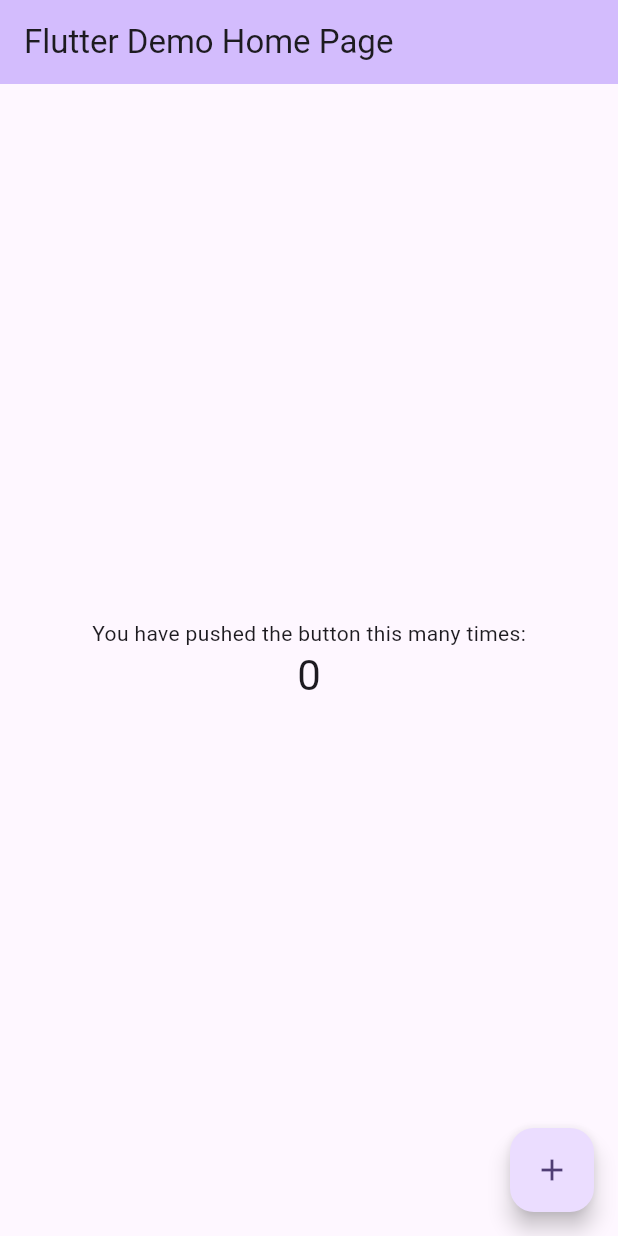
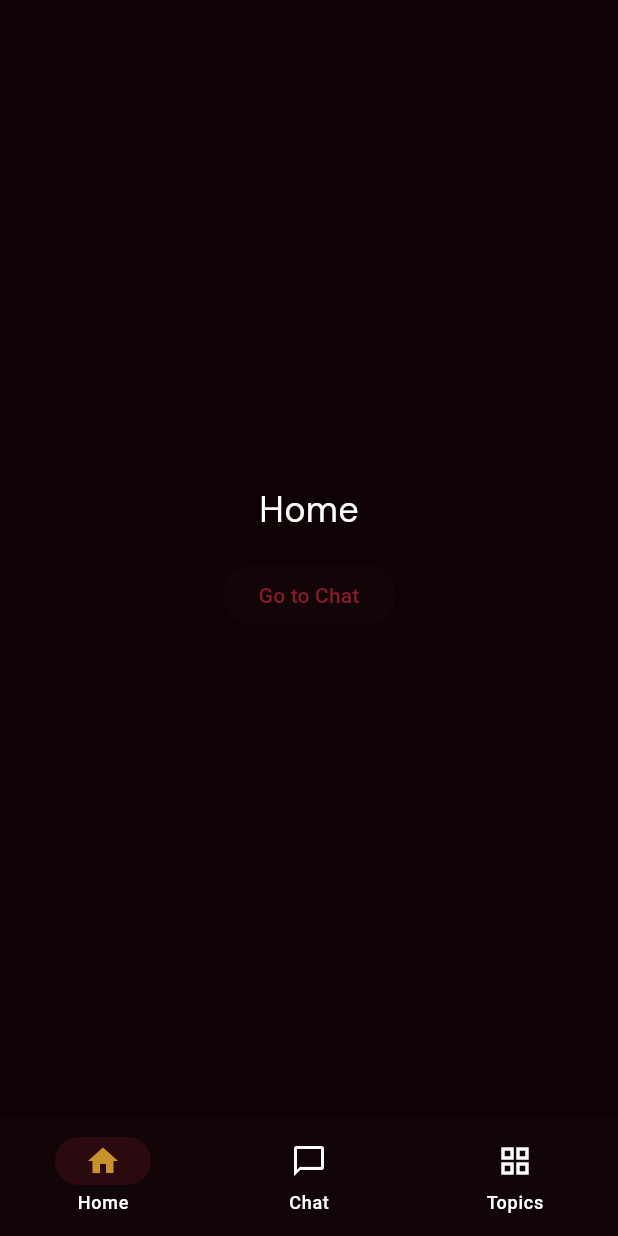
Before and after one commit to litoguy/ciren_submission, a Flutter app: the screen it shows after launch, on a phone screen of 412 x 824 dp. Run offline on Flutter 3.47's test engine with Material 3 defaults, Android fonts, the phone set to English and light mode, and no system bars; our stand-ins replace flutter_dotenv, flutter_riverpod, go_router, google_fonts, shared_preferences.

Commit message:
feat: implement app navigation, Riverpod providers, and feature screen stubs

```diff
--- /dev/null
+++ b/app/lib/features/home/home_screen.dart
@@ -0,0 +1,18 @@
+import 'package:flutter/material.dart';
+import 'package:go_router/go_router.dart';
+import 'package:campus_ai/core/theme/app_theme.dart';
+
+class HomeScreen extends StatelessWidget {
+  const HomeScreen({super.key});
+  @override Widget build(BuildContext context) => Scaffold(
+    backgroundColor: AppColors.background,
+    body: Center(child: Column(mainAxisAlignment: MainAxisAlignment.center, children: [
+      const Text('Home', style: TextStyle(color: Colors.white, fontSize: 24)),
+      const SizedBox(height: 16),
+      ElevatedButton(
+        onPressed: () => context.go('/chat'),
+        child: const Text('Go to Chat'),
+      ),
+    ])),
+  );
+}
--- /dev/null
+++ b/app/lib/features/shell/scaffold_with_nav.dart
@@ -0,0 +1,45 @@
+import 'package:flutter/material.dart';
+import 'package:go_router/go_router.dart';
+import 'package:campus_ai/core/theme/app_theme.dart';
+
+class ScaffoldWithNav extends StatelessWidget {
+  final Widget child;
+  const ScaffoldWithNav({super.key, required this.child});
+
+  int _locationIndex(BuildContext context) {
+    final loc = GoRouterState.of(context).uri.path;
+    if (loc.startsWith('/home'))   return 0;
+    if (loc.startsWith('/chat'))   return 1;
+    if (loc.startsWith('/topics')) return 2;
+    return 0;
+  }
+
+  @override
+  Widget build(BuildContext context) {
+    final idx = _locationIndex(context);
+    return Scaffold(
+      backgroundColor: AppColors.background,
+      body: child,
+      bottomNavigationBar: NavigationBar(
+        backgroundColor: AppColors.surface,
+        indicatorColor: AppColors.primary.withOpacity(0.2),
+        selectedIndex: idx,
+        onDestinationSelected: (i) {
+          switch (i) {
+            case 0: context.go('/home');
+            case 1: context.go('/chat');
+            case 2: context.go('/topics');
+          }
+        },
+        destinations: const [
+          NavigationDestination(icon: Icon(Icons.home_outlined),
+            selectedIcon: Icon(Icons.home, color: AppColors.gold), label: 'Home'),
+          NavigationDestination(icon: Icon(Icons.chat_bubble_outline),
+            selectedIcon: Icon(Icons.chat_bubble, color: AppColors.gold), label: 'Chat'),
+          NavigationDestination(icon: Icon(Icons.grid_view_outlined),
+            selectedIcon: Icon(Icons.grid_view, color: AppColors.gold), label: 'Topics'),
+        ],
+      ),
+    );
+  }
+}
--- a/app/lib/main.dart
+++ b/app/lib/main.dart
@@ -1,122 +1,24 @@
 import 'package:flutter/material.dart';
+import 'package:flutter_dotenv/flutter_dotenv.dart';
+import 'package:flutter_riverpod/flutter_riverpod.dart';
+import 'package:campus_ai/core/theme/app_theme.dart';
+import 'package:campus_ai/router/app_router.dart';
+import 'package:campus_ai/services/storage_service.dart';
 
-void main() {
-  runApp(const MyApp());
+Future<void> main() async {
+  WidgetsFlutterBinding.ensureInitialized();
+  await dotenv.load(fileName: '.env');
+  await StorageService.init();
+  runApp(const ProviderScope(child: CampusAIApp()));
 }
 
-class MyApp extends StatelessWidget {
-  const MyApp({super.key});
-
-  // This widget is the root of your application.
+class CampusAIApp extends StatelessWidget {
+  const CampusAIApp({super.key});
   @override
-  Widget build(BuildContext context) {
-    return MaterialApp(
-      title: 'Flutter Demo',
-      theme: ThemeData(
-        // This is the theme of your application.
-        //
-        // TRY THIS: Try running your application with "flutter run". You'll see
-        // the application has a purple toolbar. Then, without quitting the app,
-        // try changing the seedColor in the colorScheme below to Colors.green
-        // and then invoke "hot reload" (save your changes or press the "hot
-        // reload" button in a Flutter-supported IDE, or press "r" if you used
-        // the command line to start the app).
-        //
-        // Notice that the counter didn't reset back to zero; the application
-        // state is not lost during the reload. To reset the state, use hot
-        // restart instead.
-        //
-        // This works for code too, not just values: Most code changes can be
-        // tested with just a hot reload.
-        colorScheme: ColorScheme.fromSeed(seedColor: Colors.deepPurple),
-      ),
-      home: const MyHomePage(title: 'Flutter Demo Home Page'),
-    );
-  }
+  Widget build(BuildContext context) => MaterialApp.router(
+    title: 'CampusAI',
+    debugShowCheckedModeBanner: false,
+    theme: AppTheme.dark,
+    routerConfig: appRouter,
+  );
 }
-
-class MyHomePage extends StatefulWidget {
-  const MyHomePage({super.key, required this.title});
-
-  // This widget is the home page of your application. It is stateful, meaning
-  // that it has a State object (defined below) that contains fields that affect
-  // how it looks.
-
-  // This class is the configuration for the state. It holds the values (in this
-  // case the title) provided by the parent (in this case the App widget) and
-  // used by the build method of the State. Fields in a Widget subclass are
-  // always marked "final".
-
-  final String title;
-
-  @override
-  State<MyHomePage> createState() => _MyHomePageState();
-}
-
-class _MyHomePageState extends State<MyHomePage> {
-  int _counter = 0;
-
-  void _incrementCounter() {
-    setState(() {
-      // This call to setState tells the Flutter framework that something has
-      // changed in this State, which causes it to rerun the build method below
-      // so that the display can reflect the updated values. If we changed
-      // _counter without calling setState(), then the build method would not be
-      // called again, and so nothing would appear to happen.
-      _counter++;
-    });
-  }
-
-  @override
-  Widget build(BuildContext context) {
-    // This method is rerun every time setState is called, for instance as done
-    // by the _incrementCounter method above.
-    //
-    // The Flutter framework has been optimized to make rerunning build methods
-    // fast, so that you can just rebuild anything that needs updating rather
-    // than having to individually change instances of widgets.
-    return Scaffold(
-      appBar: AppBar(
-        // TRY THIS: Try changing the color here to a specific color (to
-        // Colors.amber, perhaps?) and trigger a hot reload to see the AppBar
-        // change color while the other colors stay the same.
-        backgroundColor: Theme.of(context).colorScheme.inversePrimary,
-        // Here we take the value from the MyHomePage object that was created by
-        // the App.build method, and use it to set our appbar title.
-        title: Text(widget.title),
-      ),
-      body: Center(
-        // Center is a layout widget. It takes a single child and positions it
-        // in the middle of the parent.
-        child: Column(
-          // Column is also a layout widget. It takes a list of children and
-          // arranges them vertically. By default, it sizes itself to fit its
-          // children horizontally, and tries to be as tall as its parent.
-          //
-          // Column has various properties to control how it sizes itself and
-          // how it positions its children. Here we use mainAxisAlignment to
-          // center the children vertically; the main axis here is the vertical
-          // axis because Columns are vertical (the cross axis would be
-          // horizontal).
-          //
-          // TRY THIS: Invoke "debug painting" (choose the "Toggle Debug Paint"
-          // action in the IDE, or press "p" in the console), to see the
-          // wireframe for each widget.
-          mainAxisAlignment: MainAxisAlignment.center,
-          children: <Widget>[
-            const Text('You have pushed the button this many times:'),
-            Text(
-              '$_counter',
-              style: Theme.of(context).textTheme.headlineMedium,
-            ),
-          ],
-        ),
-      ),
-      floatingActionButton: FloatingActionButton(
-        onPressed: _incrementCounter,
-        tooltip: 'Increment',
-        child: const Icon(Icons.add),
-      ), // This trailing comma makes auto-formatting nicer for build methods.
-    );
-  }
-}
--- /dev/null
+++ b/app/lib/router/app_router.dart
@@ -0,0 +1,30 @@
+import 'package:flutter/material.dart';
+import 'package:go_router/go_router.dart';
+import 'package:campus_ai/features/splash/splash_screen.dart';
+import 'package:campus_ai/features/chat/chat_screen.dart';
+import 'package:campus_ai/features/topics/topics_screen.dart';
+import 'package:campus_ai/features/home/home_screen.dart';
+import 'package:campus_ai/features/shell/scaffold_with_nav.dart';
+
+final appRouter = GoRouter(
+  initialLocation: '/splash',
+  routes: [
+    GoRoute(
+      path: '/splash',
+      builder: (_, __) => const SplashScreen(),
+    ),
+    ShellRoute(
+      builder: (_, __, child) => ScaffoldWithNav(child: child),
+      routes: [
+        GoRoute(path: '/home',   builder: (_, __) => const HomeScreen()),
+        GoRoute(path: '/topics', builder: (_, __) => const TopicsScreen()),
+        GoRoute(
+          path: '/chat',
+          builder: (_, state) => ChatScreen(
+            initialMessage: state.uri.queryParameters['message'],
+          ),
+        ),
+      ],
+    ),
+  ],
+);
--- a/app/lib/services/api_service.dart
+++ b/app/lib/services/api_service.dart
@@ -1,7 +1,6 @@
 import 'dart:convert';
 import 'package:http/http.dart' as http;
 import 'package:campus_ai/core/constants/app_constants.dart';
-import 'package:campus_ai/models/chat_message.dart';
 import 'package:campus_ai/models/topic.dart';
 import 'package:campus_ai/models/user.dart';
 import 'package:campus_ai/services/storage_service.dart';
```
Also changed, not shown: app/lib/features/chat/chat_screen.dart (added, +14 -0 lines), app/lib/features/splash/splash_screen.dart (added, +20 -0 lines), app/lib/features/topics/topics_screen.dart (added, +10 -0 lines), app/lib/providers/auth_provider.dart (added, +54 -0 lines), app/lib/providers/chat_provider.dart (added, +59 -0 lines), app/lib/providers/topics_provider.dart (added, +12 -0 lines), 2 other files.
